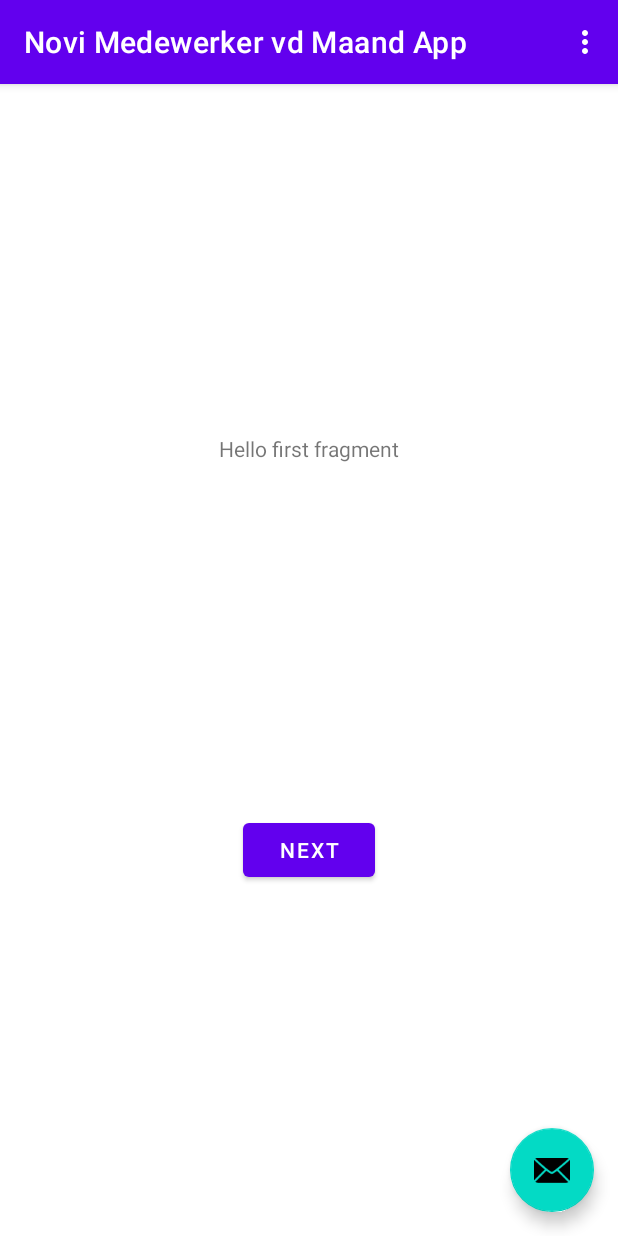
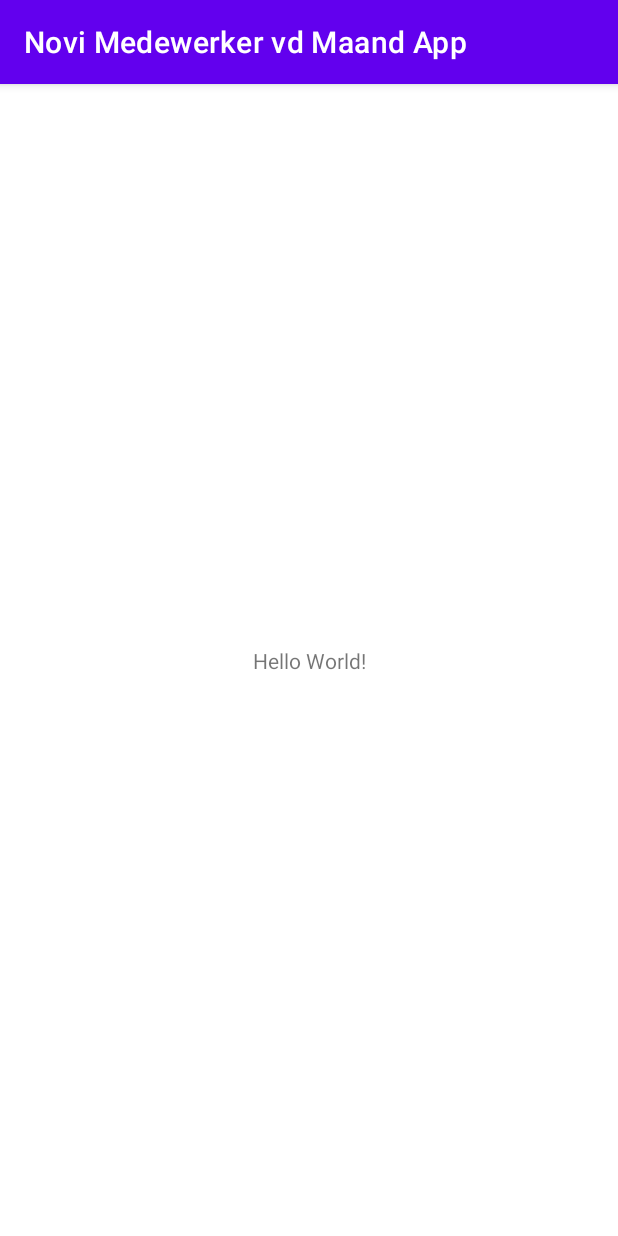
Before and after one commit to 1eam/Novi_Medewerker_vd_Maand_App, an Android app: the screen it shows after launch (MainActivity), on a phone screen of 412 x 824 dp. Run offline under Robolectric (Android 15) with nearby library versions, the phone set to English and light mode, and no system bars.

Commit message:
Reinitialized project

```diff
--- a/Novi Medewerker vd Maand App/app/build.gradle
+++ b/Novi Medewerker vd Maand App/app/build.gradle
@@ -7,7 +7,7 @@ android {
     buildToolsVersion "30.0.3"
 
     defaultConfig {
-        applicationId "com.example.noviMedewerkerVDMaandApp"
+        applicationId "com.esther.noviMedewerkerMaandApp"
         minSdkVersion 16
         targetSdkVersion 30
         versionCode 1
@@ -31,10 +31,8 @@ android {
 dependencies {
 
     implementation 'androidx.appcompat:appcompat:1.2.0'
-    implementation 'com.google.android.material:material:1.2.1'
+    implementation 'com.google.android.material:material:1.3.0'
     implementation 'androidx.constraintlayout:constraintlayout:2.0.4'
-    implementation 'androidx.navigation:navigation-fragment:2.2.2'
-    implementation 'androidx.navigation:navigation-ui:2.2.2'
     testImplementation 'junit:junit:4.+'
     androidTestImplementation 'androidx.test.ext:junit:1.1.2'
     androidTestImplementation 'androidx.test.espresso:espresso-core:3.3.0'
--- a/Novi Medewerker vd Maand App/app/src/main/java/com/example/noviMedewerkerVDMaandApp/FirstFragment.java
+++ /dev/null
@@ -1,34 +0,0 @@
-package com.example.noviMedewerkerVDMaandApp;
-
-import android.os.Bundle;
-import android.view.LayoutInflater;
-import android.view.View;
-import android.view.ViewGroup;
-
-import androidx.annotation.NonNull;
-import androidx.fragment.app.Fragment;
-import androidx.navigation.fragment.NavHostFragment;
-
-public class FirstFragment extends Fragment {
-
-    @Override
-    public View onCreateView(
-            LayoutInflater inflater, ViewGroup container,
-            Bundle savedInstanceState
-    ) {
-        // Inflate the layout for this fragment
-        return inflater.inflate(R.layout.fragment_first, container, false);
-    }
-
-    public void onViewCreated(@NonNull View view, Bundle savedInstanceState) {
-        super.onViewCreated(view, savedInstanceState);
-
-        view.findViewById(R.id.button_first).setOnClickListener(new View.OnClickListener() {
-            @Override
-            public void onClick(View view) {
-                NavHostFragment.findNavController(FirstFragment.this)
-                        .navigate(R.id.action_FirstFragment_to_SecondFragment);
-            }
-        });
-    }
-}
--- a/Novi Medewerker vd Maand App/app/src/main/java/com/example/noviMedewerkerVDMaandApp/MainActivity.java
+++ /dev/null
@@ -1,56 +0,0 @@
-package com.example.noviMedewerkerVDMaandApp;
-
-import android.os.Bundle;
-
-import com.google.android.material.floatingactionbutton.FloatingActionButton;
-import com.google.android.material.snackbar.Snackbar;
-
-import androidx.appcompat.app.AppCompatActivity;
-import androidx.appcompat.widget.Toolbar;
-
-import android.view.View;
-
-import android.view.Menu;
-import android.view.MenuItem;
-
-public class MainActivity extends AppCompatActivity {
-
-    @Override
-    protected void onCreate(Bundle savedInstanceState) {
-        super.onCreate(savedInstanceState);
-        setContentView(R.layout.activity_main);
-        Toolbar toolbar = findViewById(R.id.toolbar);
-        setSupportActionBar(toolbar);
-
-        FloatingActionButton fab = findViewById(R.id.fab);
-        fab.setOnClickListener(new View.OnClickListener() {
-            @Override
-            public void onClick(View view) {
-                Snackbar.make(view, "Replace with your own action", Snackbar.LENGTH_LONG)
-                        .setAction("Action", null).show();
-            }
-        });
-    }
-
-    @Override
-    public boolean onCreateOptionsMenu(Menu menu) {
-        // Inflate the menu; this adds items to the action bar if it is present.
-        getMenuInflater().inflate(R.menu.menu_main, menu);
-        return true;
-    }
-
-    @Override
-    public boolean onOptionsItemSelected(MenuItem item) {
-        // Handle action bar item clicks here. The action bar will
-        // automatically handle clicks on the Home/Up button, so long
-        // as you specify a parent activity in AndroidManifest.xml.
-        int id = item.getItemId();
-
-        //noinspection SimplifiableIfStatement
-        if (id == R.id.action_settings) {
-            return true;
-        }
-
-        return super.onOptionsItemSelected(item);
-    }
-}
--- a/Novi Medewerker vd Maand App/app/src/main/res/layout/activity_main.xml
+++ b/Novi Medewerker vd Maand App/app/src/main/res/layout/activity_main.xml
@@ -1,33 +1,18 @@
 <?xml version="1.0" encoding="utf-8"?>
-<androidx.coordinatorlayout.widget.CoordinatorLayout xmlns:android="http://schemas.android.com/apk/res/android"
+<androidx.constraintlayout.widget.ConstraintLayout xmlns:android="http://schemas.android.com/apk/res/android"
     xmlns:app="http://schemas.android.com/apk/res-auto"
     xmlns:tools="http://schemas.android.com/tools"
     android:layout_width="match_parent"
     android:layout_height="match_parent"
     tools:context=".MainActivity">
 
-    <com.google.android.material.appbar.AppBarLayout
-        android:layout_width="match_parent"
-        android:layout_height="wrap_content"
-        android:theme="@style/Theme.NoviMedewerkerVdMaandApp.AppBarOverlay">
-
-        <androidx.appcompat.widget.Toolbar
-            android:id="@+id/toolbar"
-            android:layout_width="match_parent"
-            android:layout_height="?attr/actionBarSize"
-            android:background="?attr/colorPrimary"
-            app:popupTheme="@style/Theme.NoviMedewerkerVdMaandApp.PopupOverlay" />
-
-    </com.google.android.material.appbar.AppBarLayout>
-
-    <include layout="@layout/content_main" />
-
-    <com.google.android.material.floatingactionbutton.FloatingActionButton
-        android:id="@+id/fab"
+    <TextView
         android:layout_width="wrap_content"
         android:layout_height="wrap_content"
-        android:layout_gravity="bottom|end"
-        android:layout_margin="@dimen/fab_margin"
-        app:srcCompat="@android:drawable/ic_dialog_email" />
+        android:text="Hello World!"
+        app:layout_constraintBottom_toBottomOf="parent"
+        app:layout_constraintLeft_toLeftOf="parent"
+        app:layout_constraintRight_toRightOf="parent"
+        app:layout_constraintTop_toTopOf="parent" />
 
-</androidx.coordinatorlayout.widget.CoordinatorLayout>
+</androidx.constraintlayout.widget.ConstraintLayout>
--- a/Novi Medewerker vd Maand App/app/src/main/res/layout/content_main.xml
+++ /dev/null
@@ -1,19 +0,0 @@
-<?xml version="1.0" encoding="utf-8"?>
-<androidx.constraintlayout.widget.ConstraintLayout xmlns:android="http://schemas.android.com/apk/res/android"
-    xmlns:app="http://schemas.android.com/apk/res-auto"
-    android:layout_width="match_parent"
-    android:layout_height="match_parent"
-    app:layout_behavior="@string/appbar_scrolling_view_behavior">
-
-    <fragment
-        android:id="@+id/nav_host_fragment"
-        android:name="androidx.navigation.fragment.NavHostFragment"
-        android:layout_width="0dp"
-        android:layout_height="0dp"
-        app:defaultNavHost="true"
-        app:layout_constraintBottom_toBottomOf="parent"
-        app:layout_constraintLeft_toLeftOf="parent"
-        app:layout_constraintRight_toRightOf="parent"
-        app:layout_constraintTop_toTopOf="parent"
-        app:navGraph="@navigation/nav_graph" />
-</androidx.constraintlayout.widget.ConstraintLayout>
--- a/Novi Medewerker vd Maand App/app/src/main/res/layout/fragment_first.xml
+++ /dev/null
@@ -1,28 +0,0 @@
-<?xml version="1.0" encoding="utf-8"?>
-<androidx.constraintlayout.widget.ConstraintLayout xmlns:android="http://schemas.android.com/apk/res/android"
-    xmlns:app="http://schemas.android.com/apk/res-auto"
-    xmlns:tools="http://schemas.android.com/tools"
-    android:layout_width="match_parent"
-    android:layout_height="match_parent"
-    tools:context=".FirstFragment">
-
-    <TextView
-        android:id="@+id/textview_first"
-        android:layout_width="wrap_content"
-        android:layout_height="wrap_content"
-        android:text="@string/hello_first_fragment"
-        app:layout_constraintBottom_toTopOf="@id/button_first"
-        app:layout_constraintEnd_toEndOf="parent"
-        app:layout_constraintStart_toStartOf="parent"
-        app:layout_constraintTop_toTopOf="parent" />
-
-    <Button
-        android:id="@+id/button_first"
-        android:layout_width="wrap_content"
-        android:layout_height="wrap_content"
-        android:text="@string/next"
-        app:layout_constraintBottom_toBottomOf="parent"
-        app:layout_constraintEnd_toEndOf="parent"
-        app:layout_constraintStart_toStartOf="parent"
-        app:layout_constraintTop_toBottomOf="@id/textview_first" />
-</androidx.constraintlayout.widget.ConstraintLayout>
--- a/Novi Medewerker vd Maand App/app/src/main/res/menu/menu_main.xml
+++ /dev/null
@@ -1,10 +0,0 @@
-<menu xmlns:android="http://schemas.android.com/apk/res/android"
-    xmlns:app="http://schemas.android.com/apk/res-auto"
-    xmlns:tools="http://schemas.android.com/tools"
-    tools:context="com.example.noviMedewerkerVDMaandApp.MainActivity">
-    <item
-        android:id="@+id/action_settings"
-        android:orderInCategory="100"
-        android:title="@string/action_settings"
-        app:showAsAction="never" />
-</menu>
--- a/Novi Medewerker vd Maand App/app/src/main/res/navigation/nav_graph.xml
+++ /dev/null
@@ -1,28 +0,0 @@
-<?xml version="1.0" encoding="utf-8"?>
-<navigation xmlns:android="http://schemas.android.com/apk/res/android"
-    xmlns:app="http://schemas.android.com/apk/res-auto"
-    xmlns:tools="http://schemas.android.com/tools"
-    android:id="@+id/nav_graph"
-    app:startDestination="@id/FirstFragment">
-
-    <fragment
-        android:id="@+id/FirstFragment"
-        android:name="com.example.noviMedewerkerVDMaandApp.FirstFragment"
-        android:label="@string/first_fragment_label"
-        tools:layout="@layout/fragment_first">
-
-        <action
-            android:id="@+id/action_FirstFragment_to_SecondFragment"
-            app:destination="@id/SecondFragment" />
-    </fragment>
-    <fragment
-        android:id="@+id/SecondFragment"
-        android:name="com.example.noviMedewerkerVDMaandApp.SecondFragment"
-        android:label="@string/second_fragment_label"
-        tools:layout="@layout/fragment_second">
-
-        <action
-            android:id="@+id/action_SecondFragment_to_FirstFragment"
-            app:destination="@id/FirstFragment" />
-    </fragment>
-</navigation>
--- a/Novi Medewerker vd Maand App/app/src/main/res/values/dimens.xml
+++ /dev/null
@@ -1,3 +0,0 @@
-<resources>
-    <dimen name="fab_margin">16dp</dimen>
-</resources>
--- a/Novi Medewerker vd Maand App/app/src/main/res/values/strings.xml
+++ b/Novi Medewerker vd Maand App/app/src/main/res/values/strings.xml
@@ -1,12 +1,3 @@
 <resources>
     <string name="app_name">Novi Medewerker vd Maand App</string>
-    <string name="action_settings">Settings</string>
-    <!-- Strings used for fragments for navigation -->
-    <string name="first_fragment_label">First Fragment</string>
-    <string name="second_fragment_label">Second Fragment</string>
-    <string name="next">Next</string>
-    <string name="previous">Previous</string>
-
-    <string name="hello_first_fragment">Hello first fragment</string>
-    <string name="hello_second_fragment">Hello second fragment. Arg: %1$s</string>
 </resources>
--- a/Novi Medewerker vd Maand App/app/src/main/res/values/themes.xml
+++ b/Novi Medewerker vd Maand App/app/src/main/res/values/themes.xml
@@ -13,13 +13,4 @@
         <item name="android:statusBarColor" tools:targetApi="l">?attr/colorPrimaryVariant</item>
         <!-- Customize your theme here. -->
     </style>
-
-    <style name="Theme.NoviMedewerkerVdMaandApp.NoActionBar">
-        <item name="windowActionBar">false</item>
-        <item name="windowNoTitle">true</item>
-    </style>
-
-    <style name="Theme.NoviMedewerkerVdMaandApp.AppBarOverlay" parent="ThemeOverlay.AppCompat.Dark.ActionBar" />
-
-    <style name="Theme.NoviMedewerkerVdMaandApp.PopupOverlay" parent="ThemeOverlay.AppCompat.Light" />
 </resources>
```
Also changed, not shown: Novi Medewerker vd Maand App/app/src/main/AndroidManifest.xml (+2 -5 lines), Novi Medewerker vd Maand App/app/src/main/java/com/esther/noviMedewerkerMaandApp/MainActivity.java (added, +14 -0 lines), Novi Medewerker vd Maand App/app/src/main/java/com/example/noviMedewerkerVDMaandApp/SecondFragment.java (deleted, +0 -34 lines), Novi Medewerker vd Maand App/app/src/main/res/layout/fragment_second.xml (deleted, +0 -27 lines), Novi Medewerker vd Maand App/gradle/wrapper/gradle-wrapper.properties, 5 other files.
